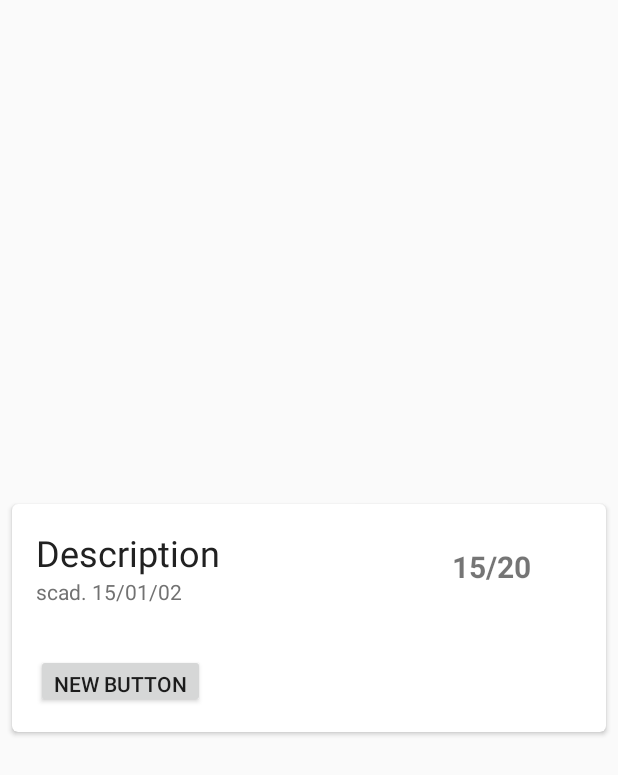
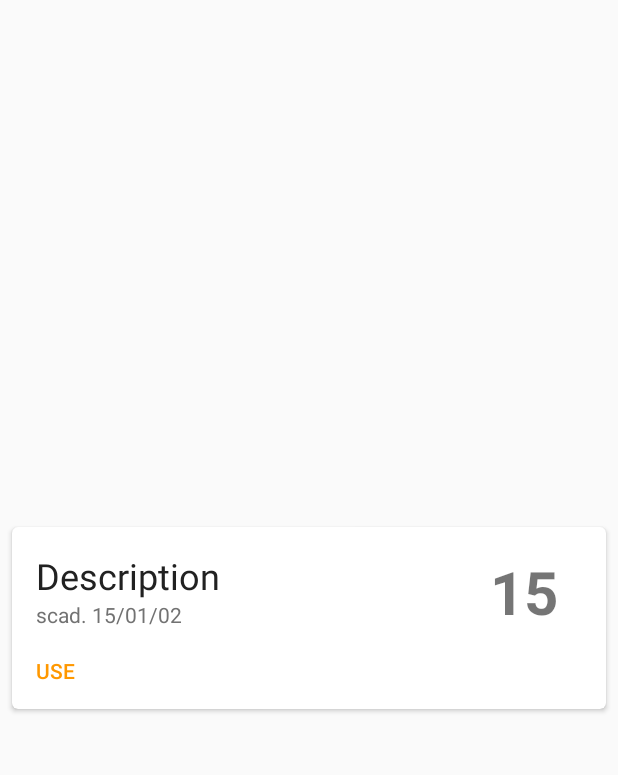
Before and after one commit to emanuele-dedonatis/Drugstore, an Android app: the layout item_package_card.xml on its own in the app's theme, with its tools: preview values and no code run, on a phone screen of 412 x 824 dp. Shown: the top 775 px of the screen. Run offline under Robolectric (Android 15) with nearby library versions, the phone set to English and light mode, and no system bars.

Commit message:
correct loaders for drugs list

```diff
--- a/app/src/main/java/it/dedonatis/emanuele/drugstore/fragments/DrugDetailFragment.java
+++ b/app/src/main/java/it/dedonatis/emanuele/drugstore/fragments/DrugDetailFragment.java
@@ -65,7 +65,9 @@ public class DrugDetailFragment extends DialogFragment {
             Cursor cursor = getContext().getContentResolver().query(PackageEntry.buildPackagesFromDrug(drugId), PACKAGE_COLUMNS,null,null,null);
             packages = new ArrayList<DrugPackage>();
             while(cursor.moveToNext()) {
-                DrugPackage pkg = new DrugPackage(cursor.getLong(COL_DRUG),
+                DrugPackage pkg = new DrugPackage(
+                        cursor.getLong(COL_PACKAGE_ID),
+                        cursor.getLong(COL_DRUG),
                         cursor.getString(COL_PACKAGE_DESCRIPTION),
                         cursor.getInt(COL_PACKAGE_UNITS),
                         cursor.getInt(COL_PACKAGE_UNITS_LEFT),
--- a/app/src/main/java/it/dedonatis/emanuele/drugstore/fragments/DrugsListFragment.java
+++ b/app/src/main/java/it/dedonatis/emanuele/drugstore/fragments/DrugsListFragment.java
@@ -71,14 +71,10 @@ public class DrugsListFragment extends Fragment implements LoaderManager.LoaderC
     @Override
     public View onCreateView(LayoutInflater inflater, ViewGroup container,
                              Bundle savedInstanceState) {
-        // Inflate the layout for this fragment
         View fragmentView = inflater.inflate(R.layout.fragment_drug_list, container, false);
 
-        Cursor cursor = getContext().getContentResolver().query(DrugContract.DrugEntry.CONTENT_URI, DRUG_COLUMNS,null,null,null);
-        //Log.v(LOG_TAG, DatabaseUtils.dumpCursorToString(cursor));
-
         ListView drugLv = (ListView) fragmentView.findViewById(R.id.drugs_listview);
-        drugsCursorAdapter = new DrugsCursorAdapter(getActivity(), cursor);
+        drugsCursorAdapter = new DrugsCursorAdapter(getActivity());
         drugLv.setAdapter(drugsCursorAdapter);
         drugLv.setOnItemClickListener(new AdapterView.OnItemClickListener() {
 
--- a/app/src/main/res/layout/item_package_card.xml
+++ b/app/src/main/res/layout/item_package_card.xml
@@ -19,8 +19,10 @@ card_view:cardCornerRadius="4dp">
             android:orientation="horizontal"
             android:layout_width="match_parent"
             android:layout_height="wrap_content"
-            android:padding="16dp"
-            android:layout_weight="1">
+            android:layout_weight="1"
+            android:paddingLeft="16dp"
+            android:paddingTop="16dp"
+            android:paddingRight="16dp">
 
             <LinearLayout
                 android:orientation="vertical"
@@ -45,16 +47,26 @@ card_view:cardCornerRadius="4dp">
                     android:textColor="@color/secondary_text" />
             </LinearLayout>
 
-            <TextView
+            <LinearLayout
+                android:orientation="horizontal"
                 android:layout_width="match_parent"
                 android:layout_height="wrap_content"
-                android:text="15/20"
-                android:id="@+id/package_units"
                 android:layout_weight="2"
-                android:layout_gravity="center"
-                android:textAlignment="center"
-                android:textStyle="bold"
-                android:textSize="20dp" />
+                android:gravity="center_vertical|right"
+                >
+
+                <TextView
+                    android:layout_width="wrap_content"
+                    android:layout_height="wrap_content"
+                    android:text="15"
+                    android:id="@+id/package_units_left"
+                    android:textAlignment="center"
+                    android:textStyle="bold"
+                    android:textSize="40dp"
+                    android:paddingLeft="16dp"
+                    android:paddingRight="16dp" />
+
+            </LinearLayout>
         </LinearLayout>
 
         <LinearLayout
@@ -62,14 +74,23 @@ card_view:cardCornerRadius="4dp">
             android:layout_width="match_parent"
             android:layout_height="wrap_content"
             android:layout_margin="8dp"
-            android:padding="8dp"
-            android:layout_weight="1">
+            android:layout_weight="1"
+            android:weightSum="1">
 
             <Button
                 android:layout_width="wrap_content"
-                android:layout_height="36dp"
-                android:text="New Button"
-                android:id="@+id/button" />
+                android:layout_height="wrap_content"
+                android:minWidth="0dp"
+                android:minHeight="0dp"
+                android:text="@string/use"
+                android:gravity="left|center_vertical"
+
+                android:id="@+id/button_use"
+                style="@style/Base.Widget.AppCompat.Button.Borderless.Colored"
+                android:layout_margin="0dp"
+                android:clickable="true"
+                android:padding="8dp" />
+
         </LinearLayout>
 
     </LinearLayout>
--- a/app/src/main/res/values/strings.xml
+++ b/app/src/main/res/values/strings.xml
@@ -15,6 +15,9 @@
     <string name="wait">Wait</string>
     <string name="loading_pharmacies">Loading pharmacies ...</string>
 
+    <string name="use">Use</string>
+    <string name="exp">EXP</string>
+
     <!-- TODO: Remove or change this placeholder text -->
     <string name="hello_blank_fragment">Hello blank fragment</string>
     <string name="title_activity_drug_detail">DrugDetailActivity</string>
```
Also changed, not shown: app/src/main/java/it/dedonatis/emanuele/drugstore/adapters/DrugsCursorAdapter.java (+2 -9 lines), app/src/main/java/it/dedonatis/emanuele/drugstore/adapters/PackageRecyclerAdapter.java (+27 -9 lines), app/src/main/java/it/dedonatis/emanuele/drugstore/models/DrugPackage.java (+27 -1 lines), app/src/main/java/it/dedonatis/emanuele/drugstore/utils/DateUtils.java (added, +50 -0 lines).
